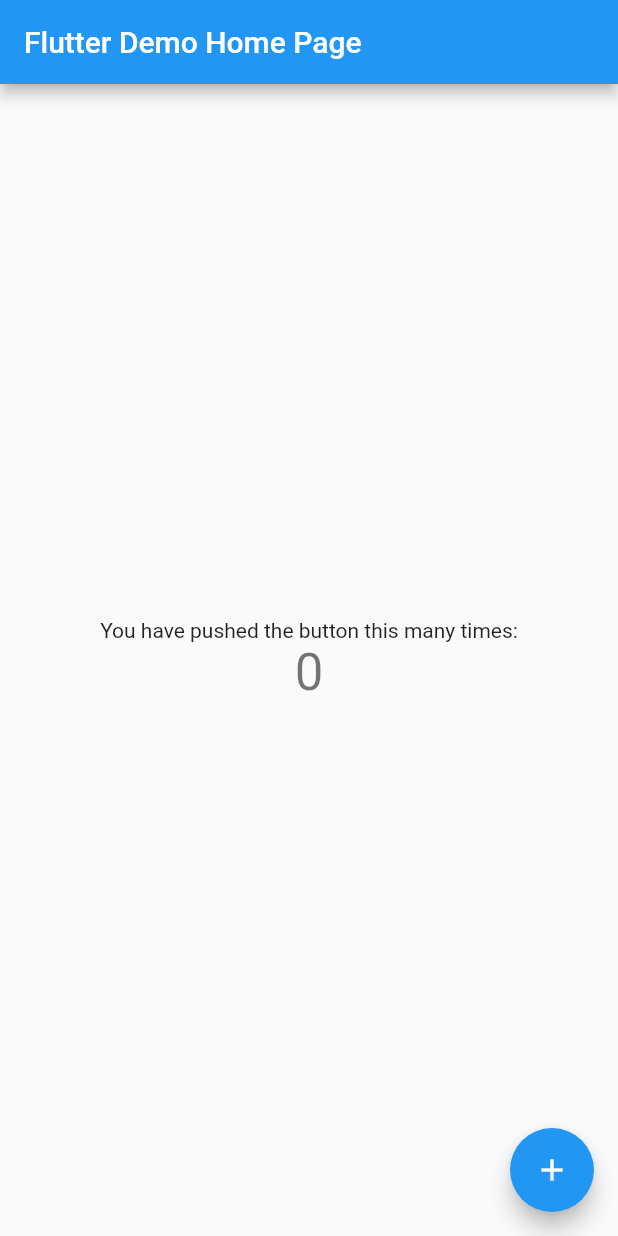
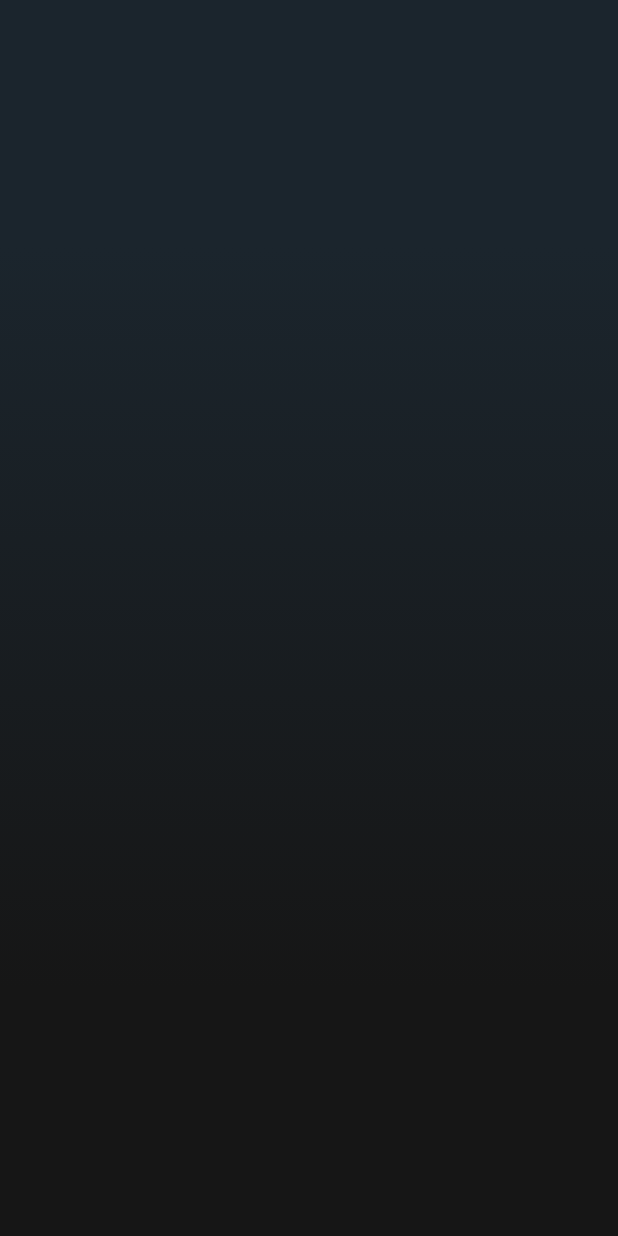
Before and after one commit to andresfoc/GameJet, a Flutter app: the screen it shows after launch, on a phone screen of 412 x 824 dp. Run offline on Flutter 3.47's test engine with Material 2 defaults, Android fonts, the light colour scheme and no system bars.

Commit message:
avance home

```diff
--- a/game_jet/lib/main.dart
+++ b/game_jet/lib/main.dart
@@ -1,30 +1,21 @@
 import 'package:flutter/material.dart';
+import 'package:game_jet/src/pages/home.dart';
+import 'package:flutter/services.dart';
 
 void main() {
-  runApp(const MyApp());
+  runApp(MyApp());
 }
 
 class MyApp extends StatelessWidget {
-  const MyApp({Key? key}) : super(key: key);
-
-  // This widget is the root of your application.
   @override
   Widget build(BuildContext context) {
+    SystemChrome.setSystemUIOverlayStyle(SystemUiOverlayStyle.light);
+
     return MaterialApp(
-      title: 'Flutter Demo',
-      theme: ThemeData(
-        // This is the theme of your application.
-        //
-        // Try running your application with "flutter run". You'll see the
-        // application has a blue toolbar. Then, without quitting the app, try
-        // changing the primarySwatch below to Colors.green and then invoke
-        // "hot reload" (press "r" in the console where you ran "flutter run",
-        // or simply save your changes to "hot reload" in a Flutter IDE).
-        // Notice that the counter didn't reset back to zero; the application
-        // is not restarted.
-        primarySwatch: Colors.blue,
-      ),
-      home: const MyHomePage(title: 'Flutter Demo Home Page'),
+      debugShowCheckedModeBanner: false,
+      title: 'App GameJet',
+      initialRoute: 'home',
+      routes: {'home': (_) => Home()},
     );
   }
 }
--- /dev/null
+++ b/game_jet/lib/src/pages/home.dart
@@ -0,0 +1,13 @@
+import 'package:flutter/material.dart';
+import 'package:game_jet/widgets/background.dart';
+
+class Home extends StatelessWidget {
+  @override
+  Widget build(BuildContext context) {
+    return Scaffold(
+      body: Stack(
+        children: [Background()],
+      ),
+    );
+  }
+}
--- /dev/null
+++ b/game_jet/lib/widgets/background.dart
@@ -0,0 +1,21 @@
+import 'package:flutter/material.dart';
+
+class Background extends StatelessWidget {
+  final boxDecoration = BoxDecoration(
+      gradient: LinearGradient(
+          begin: Alignment.topCenter,
+          end: Alignment.bottomCenter,
+          stops: [0.2, 0.8],
+          colors: [Color(0xff1B252D), Color(0xff161616)]));
+
+  @override
+  Widget build(BuildContext context) {
+    return Stack(
+      children: [
+        Container(
+          decoration: boxDecoration,
+        )
+      ],
+    );
+  }
+}
```
Also changed, not shown: game_jet/lib/src/pages/posts.dart (added).
